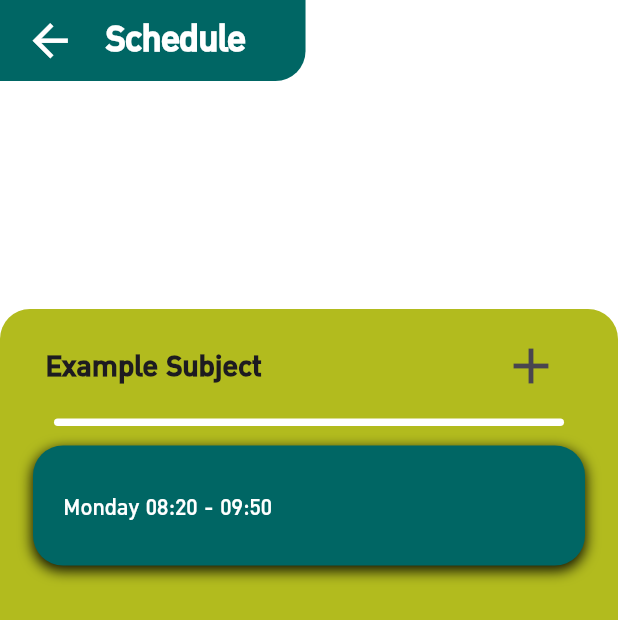
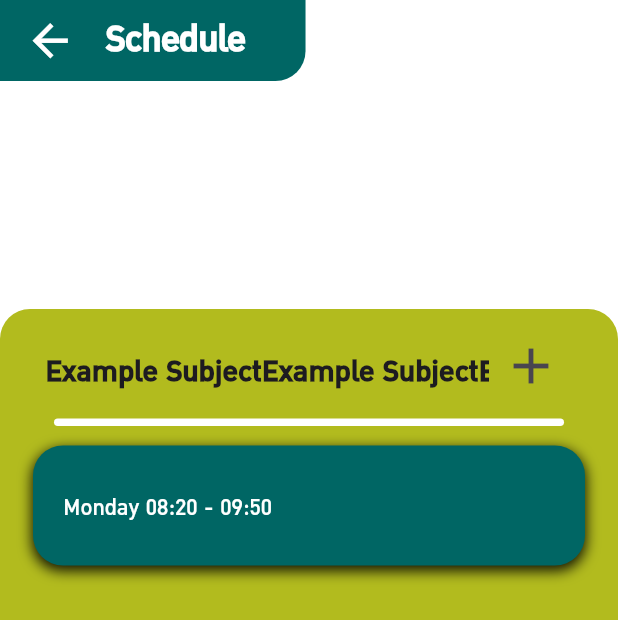
Before and after one commit to karnhao/haolearn, a Flutter app: the TimeScreen screen opened directly with empty values, on a phone screen of 412 x 824 dp. Shown: the top 620 px of the screen. Run offline on Flutter 3.47's test engine with Material 2 defaults, Android fonts, the phone set to English and light mode, and no system bars; drawn by our look-alikes of flutter_slidable, marquee; our stand-ins replace flutter_datetime_picker, flutter_local_notifications, flutter_rating_bar, hive_flutter, page_transition, pie_chart and 1 more; missing offline and left inert: time_planner; accounts and stored records are empty.

Commit message:
Fix overflow in time screen

```diff
--- a/lib/screens/time_screen.dart
+++ b/lib/screens/time_screen.dart
@@ -10,6 +10,7 @@ import 'package:haolearn/utils/delete_dialog_alert.dart';
 import 'package:haolearn/utils/kappbar.dart';
 import 'package:haolearn/utils/time_set_widget.dart';
 import 'package:haolearn/utils/utils.dart';
+import 'package:marquee/marquee.dart';
 
 class TimeScreen extends StatefulWidget {
   final int index;
@@ -56,11 +57,15 @@ class _TimeScreenState extends State<TimeScreen> {
                   child: Row(
                       mainAxisAlignment: MainAxisAlignment.spaceBetween,
                       children: [
-                        Text(
-                          data.mainTable.subjectList[widget.index].name,
-                          overflow: TextOverflow.ellipsis,
-                          style: const TextStyle(
-                              fontSize: 26, fontWeight: FontWeight.w700),
+                        Container(
+                          constraints: BoxConstraints(
+                              maxWidth: MediaQuery.of(context).size.width - 116,
+                              maxHeight: 30),
+                          child: Marquee(
+                            text: data.mainTable.subjectList[widget.index].name,
+                            style: const TextStyle(
+                                fontSize: 26, fontWeight: FontWeight.w700),
+                          ),
                         ),
                         Row(children: [
                           IconButton(
```
